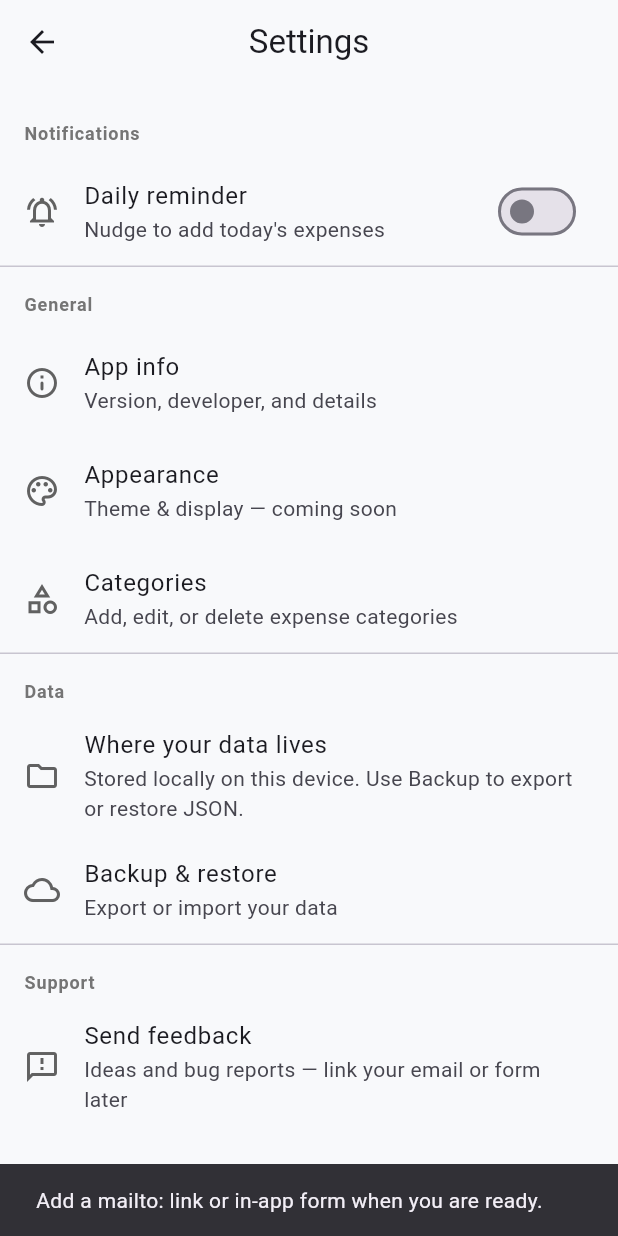
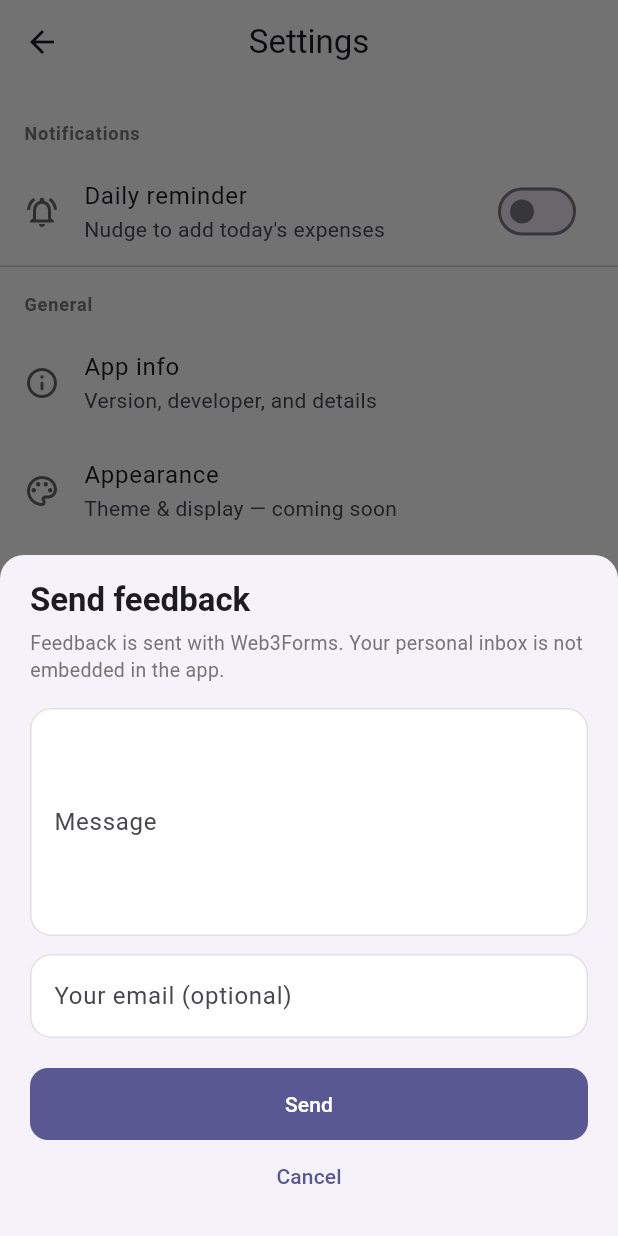
Before and after one commit to shyamww/expense_tracker, a Flutter app: the SettingsScreen screen opened directly, after a tap on "Send feedback", on a phone screen of 412 x 824 dp. Run offline on Flutter 3.47's test engine with Material 3 defaults, Android fonts, the phone set to English and light mode, and no system bars; our stand-ins replace file_picker, fl_chart, flutter_local_notifications, flutter_timezone, share_plus, shared_preferences and 2 more; missing offline and left inert: dart:html; accounts and stored records are empty.

```diff
--- /dev/null
+++ b/lib/constants/feedback_config.dart
@@ -0,0 +1,25 @@
+/// [Web3Forms](https://web3forms.com) — your inbox is tied to this key in their dashboard, not stored as raw email in the app.
+///
+/// ## What to enter in the Web3Forms dashboard
+///
+/// **Form name**
+/// Any label **only you** see in the dashboard to find this form later.
+/// Example: `Expense Tracker` or `Mobile app feedback`.
+/// It does **not** affect how emails look or what the app sends.
+///
+/// **Domain / website** (if the signup form asks for it)
+/// - If you have a **real website** for the app (landing page, etc.), use that URL, e.g. `https://yoursite.com`.
+/// - If this is **mobile-only** for now, use a placeholder you control later (e.g. a simple GitHub Pages URL) **or** the domain Web3Forms shows as optional — many flows only require your **email** to create the key.
+/// **Domain allowlisting** (only accept submissions from one site) is a **Pro** feature; without it, your **access key** still works from the Flutter app.
+///
+/// ## After you create the form
+///
+/// 1. Copy your **Access Key** (a UUID) from the Web3Forms dashboard.
+/// 2. Paste it into [kWeb3FormsAccessKey] below.
+/// 3. Rebuild the app.
+///
+/// Docs: https://docs.web3forms.com/getting-started/api-reference
+const String kWeb3FormsAccessKey = 'd009c59b-9c54-49b6-b478-9b47eb026be1';
+
+/// Email subject line for feedback notifications you receive.
+const String kFeedbackEmailSubject = 'Fixed';
--- a/lib/screens/settings_screen.dart
+++ b/lib/screens/settings_screen.dart
@@ -1,7 +1,7 @@
 import 'package:flutter/foundation.dart' show kIsWeb;
 import 'package:flutter/material.dart';
-
 import '../services/expense_reminder_service.dart';
+import '../widgets/feedback_form_sheet.dart';
 import 'backup_screen.dart';
 import 'category_management_screen.dart';
 
@@ -85,17 +85,25 @@ class SettingsScreen extends StatelessWidget {
           ListTile(
             leading: Icon(Icons.feedback_outlined, color: Colors.grey.shade700),
             title: const Text('Send feedback'),
-            subtitle: const Text('Ideas and bug reports — link your email or form later'),
-            onTap: () {
-              ScaffoldMessenger.of(context).showSnackBar(
-                const SnackBar(
-                  content: Text('Add a mailto: link or in-app form when you are ready.'),
-                ),
-              );
-            },
+            subtitle: const Text('Sent with Web3Forms — your inbox is not in the app'),
+            onTap: () => _openFeedbackSheet(context),
           ),
         ],
       ),
+    );
+  }
+
+  static void _openFeedbackSheet(BuildContext context) {
+    // Use the Settings scaffold’s messenger — the sheet’s own context may not find one.
+    final messenger = ScaffoldMessenger.of(context);
+    showModalBottomSheet<void>(
+      context: context,
+      isScrollControlled: true,
+      useSafeArea: true,
+      shape: const RoundedRectangleBorder(
+        borderRadius: BorderRadius.vertical(top: Radius.circular(16)),
+      ),
+      builder: (_) => FeedbackFormSheet(scaffoldMessenger: messenger),
     );
   }
 
--- /dev/null
+++ b/lib/services/feedback_submitter.dart
@@ -0,0 +1,140 @@
+import 'dart:convert';
+
+import 'package:flutter/foundation.dart' show debugPrint;
+import 'package:http/http.dart' as http;
+
+import '../constants/feedback_config.dart';
+
+enum FeedbackSendResult {
+  success,
+  notConfigured,
+  networkError,
+  rejected,
+}
+
+/// Outcome of a feedback submission (for SnackBars and debugging).
+class FeedbackSendOutcome {
+  final FeedbackSendResult result;
+  /// Extra detail from the API or a hint for the user.
+  final String? detail;
+
+  const FeedbackSendOutcome(this.result, [this.detail]);
+}
+
+/// Submits to [Web3Forms](https://api.web3forms.com/submit).
+class FeedbackSubmitter {
+  static final Uri _endpoint = Uri.parse('https://api.web3forms.com/submit');
+
+  static bool get isConfigured {
+    final k = kWeb3FormsAccessKey.trim();
+    return k.isNotEmpty &&
+        !k.contains('YOUR_ACCESS_KEY') &&
+        k.length >= 32;
+  }
+
+  static Future<FeedbackSendOutcome> send({
+    required String message,
+    String? replyEmail,
+  }) async {
+    if (!isConfigured) {
+      debugPrint('[Feedback] isConfigured=false (check key length & placeholder)');
+      return const FeedbackSendOutcome(FeedbackSendResult.notConfigured);
+    }
+
+    final trimmed = message.trim();
+    if (trimmed.isEmpty) {
+      debugPrint('[Feedback] Empty message');
+      return const FeedbackSendOutcome(
+        FeedbackSendResult.rejected,
+        'Please enter a message.',
+      );
+    }
+
+    debugPrint('[Feedback] POST $_endpoint (message len=${trimmed.length})');
+
+    final body = <String, dynamic>{
+      'access_key': kWeb3FormsAccessKey.trim(),
+      'subject': kFeedbackEmailSubject,
+      'message': trimmed,
+      'from_name': 'Expense Tracker app',
+    };
+    final reply = replyEmail?.trim();
+    if (reply != null && reply.isNotEmpty) {
+      body['email'] = reply;
+    }
+
+    try {
+      final res = await http
+          .post(
+            _endpoint,
+            headers: {
+              'Content-Type': 'application/json',
+              'Accept': 'application/json',
+            },
+            body: jsonEncode(body),
+          )
+          .timeout(const Duration(seconds: 25));
+
+      debugPrint('[Feedback] HTTP ${res.statusCode} body=${_truncate(res.body)}');
+
+      if (res.statusCode == 200) {
+        try {
+          final map = jsonDecode(res.body) as Map<String, dynamic>;
+          if (map['success'] == true) {
+            debugPrint('[Feedback] Web3Forms success');
+            return const FeedbackSendOutcome(FeedbackSendResult.success);
+          }
+          final msg = _parseWeb3FormsMessage(map);
+          debugPrint('[Feedback] Web3Forms success=false: $msg');
+          return FeedbackSendOutcome(FeedbackSendResult.rejected, msg);
+        } catch (e) {
+          debugPrint('[Feedback] JSON parse error: $e');
+          return FeedbackSendOutcome(
+            FeedbackSendResult.rejected,
+            'Unexpected response from server.',
+          );
+        }
+      }
+
+      debugPrint('[Feedback] Non-200 status');
+      return FeedbackSendOutcome(
+        FeedbackSendResult.rejected,
+        'Server returned ${res.statusCode}. ${_truncate(res.body)}',
+      );
+    } catch (e, st) {
+      debugPrint('[Feedback] Exception: $e');
+      debugPrint('[Feedback] Stack: $st');
+      final es = e.toString();
+      final blocked = es.contains('Failed host lookup') ||
+          es.contains('SocketException') ||
+          es.contains('ClientException') ||
+          es.contains('XMLHttpRequest');
+      final handshake = es.contains('HandshakeException') ||
+          es.contains('Handshake error');
+      return FeedbackSendOutcome(
+        FeedbackSendResult.networkError,
+        blocked
+            ? 'Network or browser blocked the request. On Flutter web, APIs are often blocked by CORS — try an iOS/Android build, or check the browser console (F12 → Network).'
+            : handshake
+                ? 'Secure connection failed (TLS handshake). Often fixed by: turning off VPN/proxy, cold-booting the emulator, using a system image with Google Play, or testing on a real device. Full error in console: $es'
+                : 'Could not reach Web3Forms. $es',
+      );
+    }
+  }
+
+  static String? _parseWeb3FormsMessage(Map<String, dynamic> map) {
+    final body = map['body'];
+    if (body is Map<String, dynamic>) {
+      final m = body['message'];
+      if (m is String && m.isNotEmpty) return m;
+    }
+    final m = map['message'];
+    if (m is String && m.isNotEmpty) return m;
+    return 'Submission was not accepted.';
+  }
+
+  static String _truncate(String s) {
+    if (s.length <= 120) return s;
+    return '${s.substring(0, 120)}…';
+  }
+}
--- /dev/null
+++ b/lib/widgets/feedback_form_sheet.dart
@@ -0,0 +1,171 @@
+import 'package:flutter/foundation.dart' show debugPrint;
+import 'package:flutter/material.dart';
+
+import '../services/feedback_submitter.dart';
+
+/// Bottom sheet: user writes feedback; sent via HTTPS (email stays on form provider only).
+class FeedbackFormSheet extends StatefulWidget {
+  const FeedbackFormSheet({
+    super.key,
+    required this.scaffoldMessenger,
+  });
+
+  /// Messenger from the screen that opened the sheet (not the overlay context).
+  final ScaffoldMessengerState scaffoldMessenger;
+
+  @override
+  State<FeedbackFormSheet> createState() => _FeedbackFormSheetState();
+}
+
+class _FeedbackFormSheetState extends State<FeedbackFormSheet> {
+  final _messageController = TextEditingController();
+  final _emailController = TextEditingController();
+  bool _sending = false;
+
+  @override
+  void dispose() {
+    _messageController.dispose();
+    _emailController.dispose();
+    super.dispose();
+  }
+
+  Future<void> _submit() async {
+    debugPrint('[Feedback] Send tapped. configured=${FeedbackSubmitter.isConfigured}');
+
+    if (!FeedbackSubmitter.isConfigured) {
+      debugPrint('[Feedback] Aborted: access key not configured');
+      if (mounted) {
+        widget.scaffoldMessenger.showSnackBar(
+          const SnackBar(
+            content: Text(
+              'Set kWeb3FormsAccessKey in lib/constants/feedback_config.dart, then rebuild.',
+            ),
+            behavior: SnackBarBehavior.floating,
+          ),
+        );
+      }
+      return;
+    }
+
+    setState(() => _sending = true);
+    FeedbackSendOutcome outcome;
+    try {
+      outcome = await FeedbackSubmitter.send(
+        message: _messageController.text,
+        replyEmail: _emailController.text,
+      );
+    } finally {
+      if (mounted) setState(() => _sending = false);
+    }
+
+    debugPrint('[Feedback] Result: ${outcome.result} detail=${outcome.detail}');
+
+    if (!mounted) {
+      debugPrint('[Feedback] Widget unmounted after send; skipping UI');
+      return;
+    }
+
+    final messenger = widget.scaffoldMessenger;
+
+    if (outcome.result == FeedbackSendResult.success) {
+      messenger.showSnackBar(
+        const SnackBar(
+          content: Text('Thanks — your feedback was sent.'),
+          behavior: SnackBarBehavior.floating,
+        ),
+      );
+      Navigator.pop(context);
+      return;
+    }
+    if (outcome.result == FeedbackSendResult.notConfigured) {
+      messenger.showSnackBar(
+        const SnackBar(
+          content: Text('Feedback form is not configured yet.'),
+          behavior: SnackBarBehavior.floating,
+        ),
+      );
+      return;
+    }
+    if (outcome.result == FeedbackSendResult.networkError) {
+      messenger.showSnackBar(
+        SnackBar(
+          content: Text(outcome.detail ?? 'Check your connection and try again.'),
+          behavior: SnackBarBehavior.floating,
+          backgroundColor: Colors.red.shade700,
+        ),
+      );
+      return;
+    }
+    messenger.showSnackBar(
+      SnackBar(
+        content: Text(outcome.detail ?? 'Could not send feedback.'),
+        behavior: SnackBarBehavior.floating,
+        backgroundColor: Colors.orange.shade800,
+      ),
+    );
+  }
+
+  @override
+  Widget build(BuildContext context) {
+    final bottom = MediaQuery.viewInsetsOf(context).bottom;
+    return Padding(
+      padding: EdgeInsets.only(left: 20, right: 20, top: 16, bottom: 16 + bottom),
+      child: Column(
+        mainAxisSize: MainAxisSize.min,
+        crossAxisAlignment: CrossAxisAlignment.stretch,
+        children: [
+          Text(
+            'Send feedback',
+            style: Theme.of(context).textTheme.titleLarge?.copyWith(fontWeight: FontWeight.w700),
+          ),
+          const SizedBox(height: 6),
+          Text(
+            'Feedback is sent with Web3Forms. Your personal inbox is not embedded in the app.',
+            style: TextStyle(fontSize: 13, color: Colors.grey.shade600, height: 1.35),
+          ),
+          const SizedBox(height: 16),
+          TextField(
+            controller: _messageController,
+            maxLines: 5,
+            textCapitalization: TextCapitalization.sentences,
+            decoration: InputDecoration(
+              labelText: 'Message',
+              hintText: 'What would you like to share?',
+              border: OutlineInputBorder(borderRadius: BorderRadius.circular(12)),
+            ),
+          ),
+          const SizedBox(height: 12),
+          TextField(
+            controller: _emailController,
+            keyboardType: TextInputType.emailAddress,
+            autocorrect: false,
+            decoration: InputDecoration(
+              labelText: 'Your email (optional)',
+              hintText: 'So we can reply',
+              border: OutlineInputBorder(borderRadius: BorderRadius.circular(12)),
+            ),
+          ),
+          const SizedBox(height: 20),
+          FilledButton(
+            onPressed: _sending ? null : _submit,
+            style: FilledButton.styleFrom(
+              padding: const EdgeInsets.symmetric(vertical: 14),
+              shape: RoundedRectangleBorder(borderRadius: BorderRadius.circular(12)),
+            ),
+            child: _sending
+                ? const SizedBox(
+                    height: 22,
+                    width: 22,
+                    child: CircularProgressIndicator(strokeWidth: 2, color: Colors.white),
+                  )
+                : const Text('Send'),
+          ),
+          TextButton(
+            onPressed: _sending ? null : () => Navigator.pop(context),
+            child: const Text('Cancel'),
+          ),
+        ],
+      ),
+    );
+  }
+}
--- a/pubspec.yaml
+++ b/pubspec.yaml
@@ -21,6 +21,7 @@ dependencies:
   flutter_local_notifications: ^18.0.1
   timezone: ^0.10.0
   flutter_timezone: ^4.1.0
+  http: ^1.2.2
 
 dev_dependencies:
   flutter_test:
```
Also changed, not shown: pubspec.lock, 2 other files.
